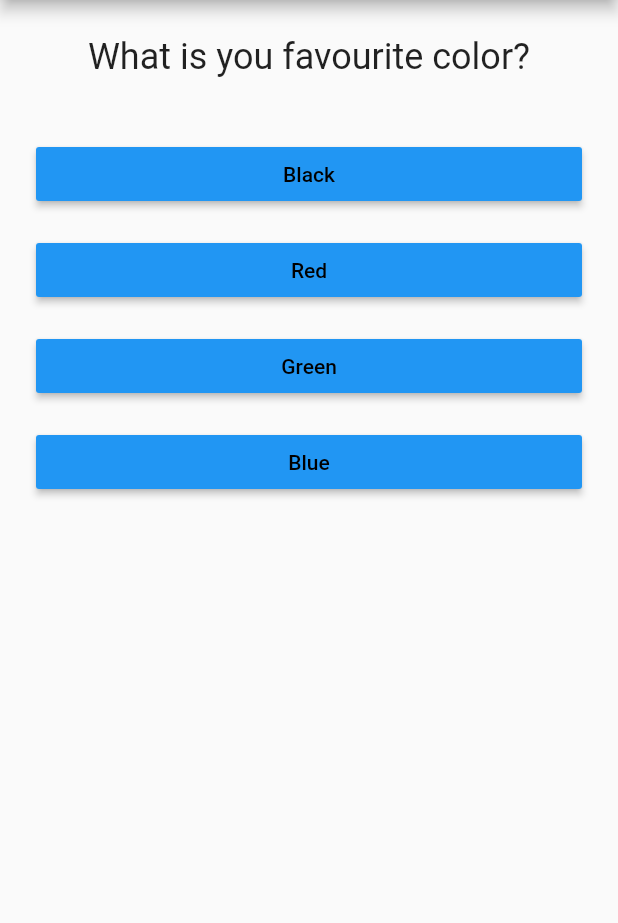
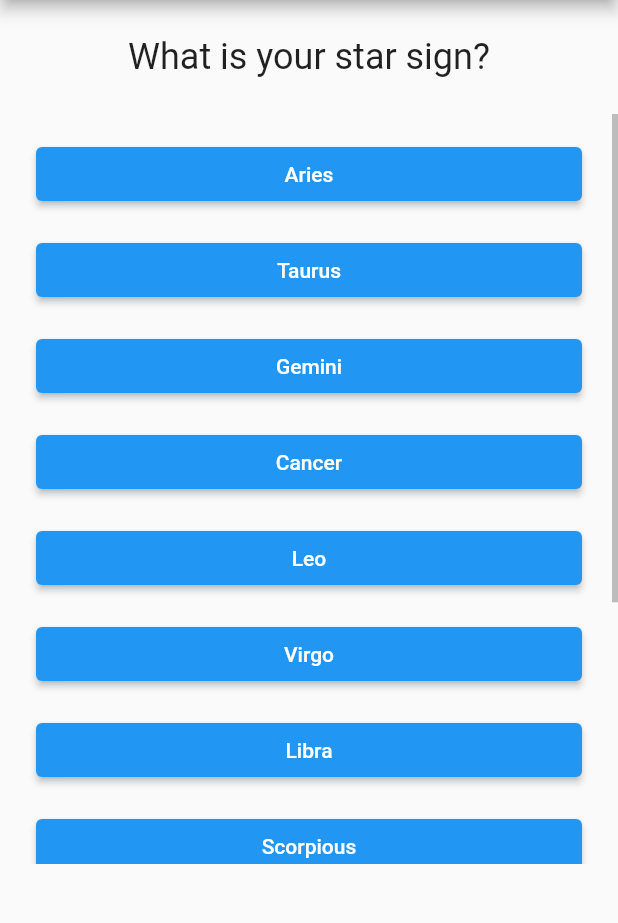
Before and after one commit to michael-gvdw/flutter_personality_quiz, a Flutter app: the screen it shows after launch, after a tap on "Black", after a tap on "Snake", after a tap on "Running", on a phone screen of 412 x 824 dp, the part 84-1007 px from its top. Run offline on Flutter 3.47's test engine with Material 2 defaults, Android fonts, the light colour scheme and no system bars.

Commit message:
finished personality quiz

```diff
--- a/lib/answer.dart
+++ b/lib/answer.dart
@@ -11,9 +11,7 @@ class Answer extends StatelessWidget {
     return Container(
       width: double.infinity,
       margin: EdgeInsets.fromLTRB(24, 16, 24, 0),
-      child: RaisedButton(
-        color: Colors.blue,
-        textColor: Colors.black,
+      child: ElevatedButton(
         child: Text(this.text),
         onPressed: this.callback,
       ),
--- a/lib/main.dart
+++ b/lib/main.dart
@@ -1,7 +1,7 @@
 import 'package:flutter/material.dart';
 
-import './question.dart';
-import './answer.dart';
+import './quiz.dart';
+import './result.dart';
 
 void main() {
   runApp(MyApp());
@@ -16,7 +16,7 @@ class MyApp extends StatefulWidget {
 
 class _MyAppState extends State<MyApp> {
   var _questionIndex = 0;
-  var questions = [
+  final _questions = const [
     {
       'question': 'What is you favourite color?',
       'answers': ['Black', 'Red', 'Green', 'Blue'],
@@ -28,16 +28,35 @@ class _MyAppState extends State<MyApp> {
     {
       'question': 'What is your favourite sport?',
       'answers': ['Sailing', 'Footbal', 'Running', 'Swimming']
+    },
+    {
+      'question': 'What is your star sign?',
+      'answers': [
+        'Aries',
+        'Taurus',
+        'Gemini',
+        'Cancer',
+        'Leo',
+        'Virgo',
+        'Libra',
+        'Scorpious',
+        'Sagittarius',
+        'Capricornus',
+        'Aquarius',
+        'Piscesß'
+      ]
     }
   ];
 
   void _answerQuestion() {
     setState(() {
-      if (_questionIndex == questions.length - 1) {
-        _questionIndex = 0;
-      } else {
-        _questionIndex++;
-      }
+      _questionIndex++;
+    });
+  }
+
+  void _resetQuiz() {
+    setState(() {
+      _questionIndex = 0;
     });
   }
 
@@ -48,17 +67,14 @@ class _MyAppState extends State<MyApp> {
         appBar: AppBar(
           title: Text('Personality Quiz!'),
         ),
-        body: Column(
-          children: <Widget>[
-            Question(
-              text: questions[_questionIndex]['question'],
-            ),
-            ...(questions[this._questionIndex]['answers'] as List<String>)
-                .map(
-                    (answer) => Answer(text: answer, callback: _answerQuestion))
-                .toList(),
-          ],
-        ),
+        body: _questionIndex < _questions.length
+            ? Quiz(
+                questions: _questions,
+                questionIndex: _questionIndex,
+                answerQuestion: _answerQuestion)
+            : Result(
+                callback: _resetQuiz,
+              ),
       ),
     );
   }
--- /dev/null
+++ b/lib/quiz.dart
@@ -0,0 +1,37 @@
+import 'package:flutter/material.dart';
+
+import './answer.dart';
+import './question.dart';
+
+class Quiz extends StatelessWidget {
+  final List<Map<String, Object>> questions;
+  final int questionIndex;
+  final Function answerQuestion;
+
+  Quiz({this.questions, this.questionIndex, this.answerQuestion});
+
+  @override
+  Widget build(BuildContext context) {
+    return Column(
+      children: <Widget>[
+        Question(
+          text: questions[questionIndex]['question'],
+        ),
+        SizedBox(
+          height: 500,
+          child: Scrollbar(
+            isAlwaysShown: true,
+            child: ListView(
+              children: <Widget>[
+                ...(questions[this.questionIndex]['answers'] as List<String>)
+                    .map((answer) =>
+                        Answer(text: answer, callback: answerQuestion))
+                    .toList()
+              ],
+            ),
+          ),
+        )
+      ],
+    );
+  }
+}
--- /dev/null
+++ b/lib/result.dart
@@ -0,0 +1,23 @@
+import 'package:flutter/material.dart';
+
+class Result extends StatelessWidget {
+  final Function callback;
+
+  Result({this.callback});
+
+  @override
+  Widget build(BuildContext context) {
+    return Container(
+      width: double.infinity,
+      child: Column(
+        children: [
+          Text(
+            'You are a: Bitch!',
+            style: TextStyle(fontSize: 48),
+          ),
+          ElevatedButton(child: Text('Try Again!'), onPressed: this.callback)
+        ],
+      ),
+    );
+  }
+}
```
